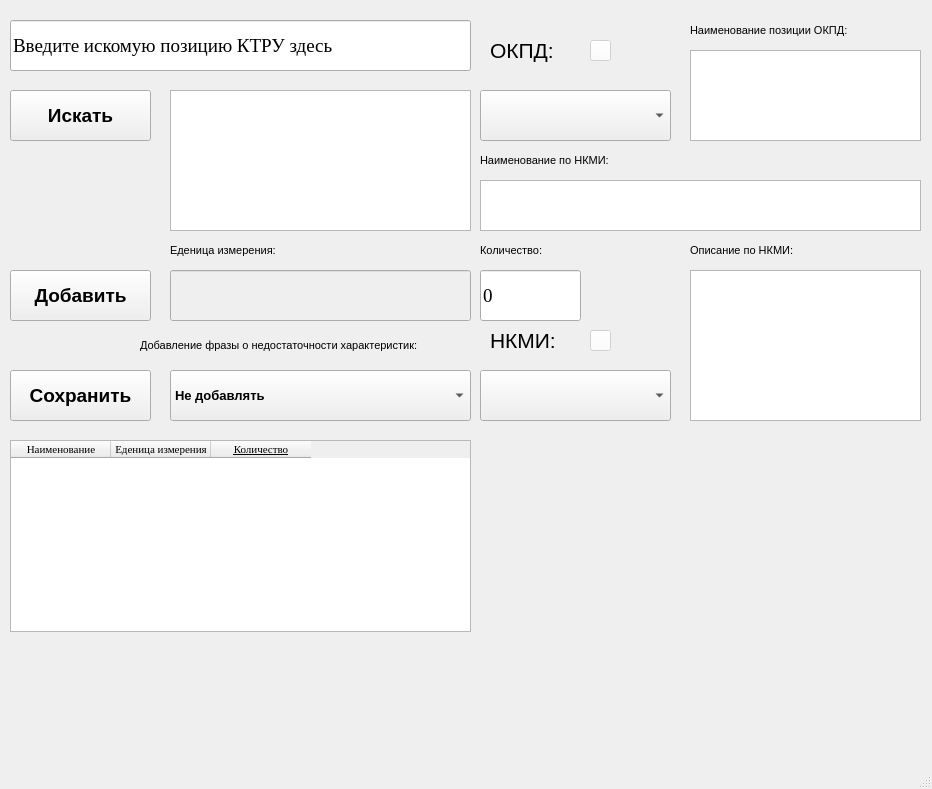
Old version of the form inface.ui in the repository Vofanchik/KTRUautoField.
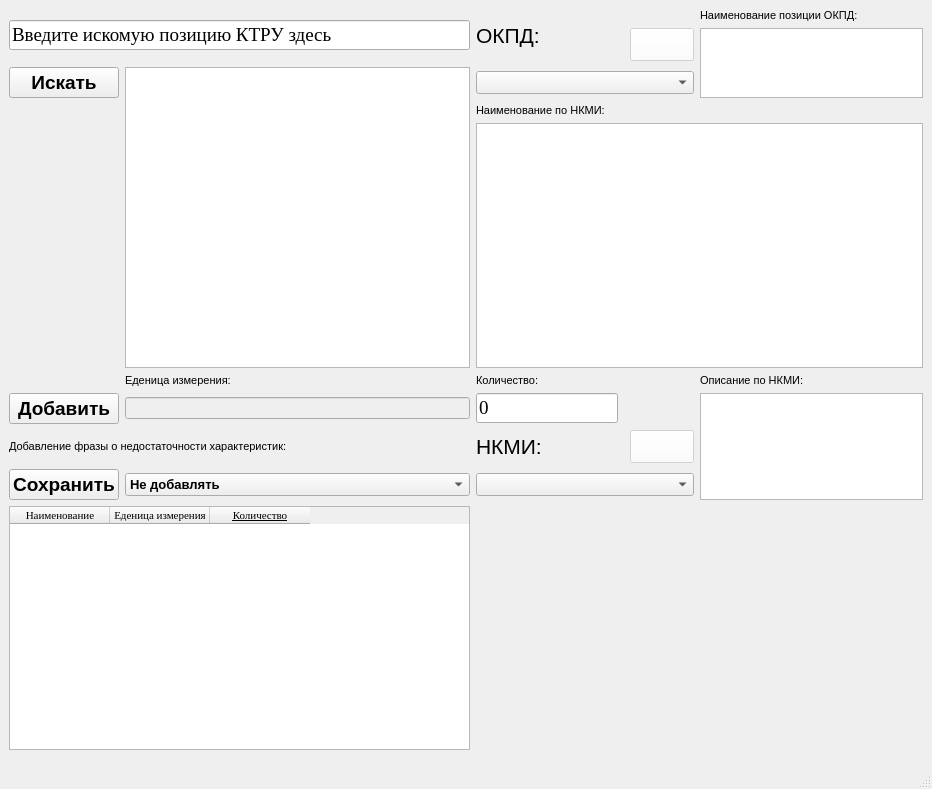
New version of the form.

Diff of the .ui file:
```diff
--- a/inface.ui
+++ b/inface.ui
@@ -20,59 +20,80 @@
    <string>Создать ТЗ на Медицинское изделие</string>
   </property>
   <widget class="QWidget" name="centralwidget">
-   <widget class="QLineEdit" name="lineEdit">
-    <property name="geometry">
-     <rect>
-      <x>10</x>
-      <y>20</y>
+   <layout class="QGridLayout" name="gridLayout">
+    <item row="1" column="5" rowspan="2">
+     <widget class="QTextEdit" name="textEdit">
+      <property name="font">
+       <font>
+        <pointsize>8</pointsize>
+        <underline>false</underline>
+       </font>
+      </property>
+      <property name="readOnly">
+       <bool>true</bool>
+      </property>
+     </widget>
+    </item>
+    <item row="9" column="0" colspan="2">
+     <widget class="QTableWidget" name="tableWidget">
+      <property name="minimumSize">
+       <size>
       <width>461</width>
-      <height>51</height>
-     </rect>
-    </property>
+        <height>0</height>
+       </size>
+      </property>
+      <column>
+       <property name="text">
+        <string>Наименование</string>
+       </property>
     <property name="font">
      <font>
       <family>Times New Roman</family>
-      <pointsize>14</pointsize>
+         <pointsize>8</pointsize>
       <underline>false</underline>
      </font>
     </property>
+      </column>
+      <column>
     <property name="text">
-     <string>Введите искомую позицию КТРУ здесь</string>
-    </property>
-    <property name="echoMode">
-     <enum>QLineEdit::Normal</enum>
-    </property>
-   </widget>
-   <widget class="QPushButton" name="pushButton">
-    <property name="geometry">
-     <rect>
-      <x>10</x>
-      <y>90</y>
-      <width>141</width>
-      <height>51</height>
-     </rect>
+        <string>Еденица измерения</string>
+       </property>
+       <property name="font">
+        <font>
+         <family>Times New Roman</family>
+         <pointsize>8</pointsize>
+         <underline>false</underline>
+        </font>
+       </property>
+      </column>
+      <column>
+       <property name="text">
+        <string>Количество</string>
     </property>
     <property name="font">
      <font>
-      <pointsize>14</pointsize>
-      <weight>75</weight>
-      <bold>true</bold>
+         <family>Times New Roman</family>
+         <pointsize>8</pointsize>
+        </font>
+       </property>
+      </column>
+     </widget>
+    </item>
+    <item row="4" column="2" colspan="4">
+     <widget class="QTextEdit" name="textEdit_3">
+      <property name="font">
+       <font>
+        <pointsize>8</pointsize>
       <underline>false</underline>
      </font>
     </property>
-    <property name="text">
-     <string>Искать</string>
-    </property>
-   </widget>
+      <property name="readOnly">
+       <bool>true</bool>
+      </property>
+     </widget>
+    </item>
+    <item row="6" column="0">
    <widget class="QPushButton" name="pushButton_2">
-    <property name="geometry">
-     <rect>
-      <x>10</x>
-      <y>270</y>
-      <width>141</width>
-      <height>51</height>
-     </rect>
-    </property>
     <property name="font">
      <font>
       <pointsize>14</pointsize>
@@ -85,39 +106,12 @@
      <string>Добавить</string>
     </property>
    </widget>
-   <widget class="QPushButton" name="pushButton_3">
-    <property name="geometry">
-     <rect>
-      <x>10</x>
-      <y>370</y>
-      <width>141</width>
-      <height>51</height>
-     </rect>
-    </property>
-    <property name="font">
-     <font>
-      <pointsize>14</pointsize>
-      <weight>75</weight>
-      <bold>true</bold>
-      <underline>false</underline>
-     </font>
-    </property>
-    <property name="text">
-     <string>Сохранить</string>
-    </property>
-   </widget>
+    </item>
+    <item row="6" column="1">
    <widget class="QLineEdit" name="lineEdit_3">
     <property name="enabled">
      <bool>false</bool>
     </property>
-    <property name="geometry">
-     <rect>
-      <x>170</x>
-      <y>270</y>
-      <width>301</width>
-      <height>51</height>
-     </rect>
-    </property>
     <property name="font">
      <font>
       <pointsize>8</pointsize>
@@ -127,15 +121,9 @@
      </font>
     </property>
    </widget>
+    </item>
+    <item row="6" column="2">
    <widget class="QLineEdit" name="lineEdit_4">
-    <property name="geometry">
-     <rect>
-      <x>480</x>
-      <y>270</y>
-      <width>101</width>
-      <height>51</height>
-     </rect>
-    </property>
     <property name="font">
      <font>
       <family>Times New Roman</family>
@@ -150,48 +138,35 @@
      <enum>QLineEdit::Normal</enum>
     </property>
    </widget>
-   <widget class="QComboBox" name="comboBox">
-    <property name="geometry">
-     <rect>
-      <x>170</x>
-      <y>370</y>
-      <width>301</width>
-      <height>51</height>
-     </rect>
-    </property>
+    </item>
+    <item row="2" column="1" rowspan="3">
+     <widget class="QTextEdit" name="textEdit_4">
     <property name="font">
      <font>
-      <pointsize>10</pointsize>
-      <weight>75</weight>
-      <bold>true</bold>
+        <pointsize>8</pointsize>
       <underline>false</underline>
      </font>
     </property>
-    <item>
-     <property name="text">
-      <string>Не добавлять</string>
-     </property>
+      <property name="readOnly">
+       <bool>true</bool>
+      </property>
+     </widget>
     </item>
-    <item>
-     <property name="text">
-      <string>Нет характеристик</string>
-     </property>
-    </item>
-    <item>
+    <item row="3" column="2" colspan="4">
+     <widget class="QLabel" name="label_6">
+      <property name="font">
+       <font>
+        <pointsize>8</pointsize>
+        <underline>false</underline>
+       </font>
+      </property>
      <property name="text">
-      <string>Недостатосно характеристик</string>
-     </property>
-    </item>
-   </widget>
+       <string>Наименование по НКМИ:</string>
+      </property>
+     </widget>
+    </item>
+    <item row="2" column="2" colspan="3">
    <widget class="QComboBox" name="comboBox_2">
-    <property name="geometry">
-     <rect>
-      <x>480</x>
-      <y>90</y>
-      <width>191</width>
-      <height>51</height>
-     </rect>
-    </property>
     <property name="font">
      <font>
       <pointsize>10</pointsize>
@@ -201,52 +176,22 @@
      </font>
     </property>
    </widget>
-   <widget class="QComboBox" name="comboBox_3">
-    <property name="geometry">
-     <rect>
-      <x>480</x>
-      <y>370</y>
-      <width>191</width>
-      <height>51</height>
-     </rect>
-    </property>
+    </item>
+    <item row="6" column="5" rowspan="3">
+     <widget class="QTextEdit" name="textEdit_2">
     <property name="font">
      <font>
-      <pointsize>10</pointsize>
-      <weight>75</weight>
-      <bold>true</bold>
+        <pointsize>8</pointsize>
       <underline>false</underline>
      </font>
     </property>
-   </widget>
-   <widget class="QLabel" name="label">
-    <property name="geometry">
-     <rect>
-      <x>490</x>
-      <y>30</y>
-      <width>81</width>
-      <height>41</height>
-     </rect>
-    </property>
-    <property name="font">
-     <font>
-      <pointsize>16</pointsize>
-      <underline>false</underline>
-     </font>
-    </property>
-    <property name="text">
-     <string>ОКПД:</string>
-    </property>
-   </widget>
+      <property name="readOnly">
+       <bool>true</bool>
+      </property>
+     </widget>
+    </item>
+    <item row="7" column="2">
    <widget class="QLabel" name="label_2">
-    <property name="geometry">
-     <rect>
-      <x>490</x>
-      <y>320</y>
-      <width>81</width>
-      <height>41</height>
-     </rect>
-    </property>
     <property name="font">
      <font>
       <pointsize>16</pointsize>
@@ -257,53 +202,37 @@
      <string>НКМИ:</string>
     </property>
    </widget>
-   <widget class="QTextEdit" name="textEdit">
-    <property name="geometry">
-     <rect>
-      <x>690</x>
-      <y>50</y>
-      <width>231</width>
-      <height>91</height>
-     </rect>
-    </property>
+    </item>
+    <item row="5" column="5">
+     <widget class="QLabel" name="label_7">
     <property name="font">
      <font>
       <pointsize>8</pointsize>
       <underline>false</underline>
      </font>
     </property>
-    <property name="readOnly">
-     <bool>true</bool>
-    </property>
-   </widget>
-   <widget class="QTextEdit" name="textEdit_2">
-    <property name="geometry">
-     <rect>
-      <x>690</x>
-      <y>270</y>
-      <width>231</width>
-      <height>151</height>
-     </rect>
-    </property>
+      <property name="text">
+       <string>Описание по НКМИ:</string>
+      </property>
+     </widget>
+    </item>
+    <item row="8" column="0">
+     <widget class="QPushButton" name="pushButton_3">
     <property name="font">
      <font>
-      <pointsize>8</pointsize>
+        <pointsize>14</pointsize>
+        <weight>75</weight>
+        <bold>true</bold>
       <underline>false</underline>
      </font>
     </property>
-    <property name="readOnly">
-     <bool>true</bool>
-    </property>
-   </widget>
+      <property name="text">
+       <string>Сохранить</string>
+      </property>
+     </widget>
+    </item>
+    <item row="7" column="0" colspan="2">
    <widget class="QLabel" name="label_3">
-    <property name="geometry">
-     <rect>
-      <x>140</x>
-      <y>330</y>
-      <width>331</width>
-      <height>31</height>
-     </rect>
-    </property>
     <property name="font">
      <font>
       <pointsize>8</pointsize>
@@ -314,34 +243,22 @@
      <string>Добавление фразы о недостаточности характеристик:</string>
     </property>
    </widget>
-   <widget class="QTextEdit" name="textEdit_3">
-    <property name="geometry">
-     <rect>
-      <x>480</x>
-      <y>180</y>
-      <width>441</width>
-      <height>51</height>
-     </rect>
-    </property>
+    </item>
+    <item row="0" column="5">
+     <widget class="QLabel" name="label_8">
     <property name="font">
      <font>
       <pointsize>8</pointsize>
       <underline>false</underline>
      </font>
     </property>
-    <property name="readOnly">
-     <bool>true</bool>
-    </property>
-   </widget>
+      <property name="text">
+       <string>Наименование позиции ОКПД:</string>
+      </property>
+     </widget>
+    </item>
+    <item row="5" column="1">
    <widget class="QLabel" name="label_4">
-    <property name="geometry">
-     <rect>
-      <x>170</x>
-      <y>240</y>
-      <width>301</width>
-      <height>20</height>
-     </rect>
-    </property>
     <property name="font">
      <font>
       <pointsize>8</pointsize>
@@ -352,15 +269,51 @@
      <string>Еденица измерения:</string>
     </property>
    </widget>
+    </item>
+    <item row="0" column="2" rowspan="2">
+     <widget class="QLabel" name="label">
+      <property name="font">
+       <font>
+        <pointsize>16</pointsize>
+        <underline>false</underline>
+       </font>
+      </property>
+      <property name="text">
+       <string>ОКПД:</string>
+      </property>
+     </widget>
+    </item>
+    <item row="0" column="0" rowspan="2" colspan="2">
+     <widget class="QLineEdit" name="lineEdit">
+      <property name="font">
+       <font>
+        <family>Times New Roman</family>
+        <pointsize>14</pointsize>
+        <underline>false</underline>
+       </font>
+      </property>
+      <property name="text">
+       <string>Введите искомую позицию КТРУ здесь</string>
+      </property>
+      <property name="echoMode">
+       <enum>QLineEdit::Normal</enum>
+      </property>
+     </widget>
+    </item>
+    <item row="8" column="2" colspan="3">
+     <widget class="QComboBox" name="comboBox_3">
+      <property name="font">
+       <font>
+        <pointsize>10</pointsize>
+        <weight>75</weight>
+        <bold>true</bold>
+        <underline>false</underline>
+       </font>
+      </property>
+     </widget>
+    </item>
+    <item row="5" column="2" colspan="3">
    <widget class="QLabel" name="label_5">
-    <property name="geometry">
-     <rect>
-      <x>480</x>
-      <y>240</y>
-      <width>191</width>
-      <height>20</height>
-     </rect>
-    </property>
     <property name="font">
      <font>
       <pointsize>8</pointsize>
@@ -371,164 +324,67 @@
      <string>Количество:</string>
     </property>
    </widget>
-   <widget class="QLabel" name="label_6">
-    <property name="geometry">
-     <rect>
-      <x>480</x>
-      <y>150</y>
-      <width>441</width>
-      <height>20</height>
-     </rect>
-    </property>
-    <property name="font">
-     <font>
-      <pointsize>8</pointsize>
-      <underline>false</underline>
-     </font>
-    </property>
-    <property name="text">
-     <string>Наименование по НКМИ:</string>
-    </property>
-   </widget>
-   <widget class="QLabel" name="label_7">
-    <property name="geometry">
-     <rect>
-      <x>690</x>
-      <y>240</y>
-      <width>191</width>
-      <height>20</height>
-     </rect>
-    </property>
-    <property name="font">
-     <font>
-      <pointsize>8</pointsize>
-      <underline>false</underline>
-     </font>
-    </property>
-    <property name="text">
-     <string>Описание по НКМИ:</string>
-    </property>
-   </widget>
-   <widget class="QLabel" name="label_8">
-    <property name="geometry">
-     <rect>
-      <x>690</x>
-      <y>20</y>
-      <width>191</width>
-      <height>20</height>
-     </rect>
-    </property>
-    <property name="font">
-     <font>
-      <pointsize>8</pointsize>
-      <underline>false</underline>
-     </font>
-    </property>
-    <property name="text">
-     <string>Наименование позиции ОКПД:</string>
-    </property>
-   </widget>
-   <widget class="QTextEdit" name="textEdit_4">
-    <property name="geometry">
-     <rect>
-      <x>170</x>
-      <y>90</y>
-      <width>301</width>
-      <height>141</height>
-     </rect>
-    </property>
-    <property name="font">
-     <font>
-      <pointsize>8</pointsize>
-      <underline>false</underline>
-     </font>
-    </property>
-    <property name="readOnly">
-     <bool>true</bool>
-    </property>
-   </widget>
-   <widget class="QTableWidget" name="tableWidget">
-    <property name="geometry">
-     <rect>
-      <x>10</x>
-      <y>440</y>
-      <width>461</width>
-      <height>192</height>
-     </rect>
-    </property>
-    <property name="minimumSize">
-     <size>
-      <width>461</width>
-      <height>0</height>
-     </size>
-    </property>
-    <column>
-     <property name="text">
-      <string>Наименование</string>
-     </property>
-     <property name="font">
-      <font>
-       <family>Times New Roman</family>
-       <pointsize>8</pointsize>
-       <underline>false</underline>
-      </font>
-     </property>
-    </column>
-    <column>
-     <property name="text">
-      <string>Еденица измерения</string>
-     </property>
-     <property name="font">
-      <font>
-       <family>Times New Roman</family>
-       <pointsize>8</pointsize>
-       <underline>false</underline>
-      </font>
-     </property>
-    </column>
-    <column>
-     <property name="text">
-      <string>Количество</string>
-     </property>
-     <property name="font">
-      <font>
-       <family>Times New Roman</family>
-       <pointsize>8</pointsize>
-      </font>
-     </property>
-    </column>
-   </widget>
-   <widget class="QPushButton" name="pushButton_4">
-    <property name="enabled">
-     <bool>false</bool>
-    </property>
-    <property name="geometry">
-     <rect>
-      <x>590</x>
-      <y>40</y>
-      <width>21</width>
-      <height>21</height>
-     </rect>
-    </property>
-    <property name="styleSheet">
-     <string notr="true">background: rgb(255,255,255);</string>
-    </property>
-    <property name="text">
-     <string/>
-    </property>
-   </widget>
+    </item>
+    <item row="7" column="4">
    <widget class="QPushButton" name="pushButton_5">
     <property name="enabled">
      <bool>false</bool>
     </property>
-    <property name="geometry">
-     <rect>
-      <x>590</x>
-      <y>330</y>
-      <width>21</width>
-      <height>21</height>
-     </rect>
-    </property>
+      <property name="styleSheet">
+       <string notr="true">background: rgb(255,255,255);</string>
+      </property>
+      <property name="text">
+       <string/>
+      </property>
+     </widget>
+    </item>
+    <item row="8" column="1">
+     <widget class="QComboBox" name="comboBox">
+      <property name="font">
+       <font>
+        <pointsize>10</pointsize>
+        <weight>75</weight>
+        <bold>true</bold>
+        <underline>false</underline>
+       </font>
+      </property>
+      <item>
+       <property name="text">
+        <string>Не добавлять</string>
+       </property>
+      </item>
+      <item>
+       <property name="text">
+        <string>Нет характеристик</string>
+       </property>
+      </item>
+      <item>
+       <property name="text">
+        <string>Недостатосно характеристик</string>
+       </property>
+      </item>
+     </widget>
+    </item>
+    <item row="2" column="0">
+     <widget class="QPushButton" name="pushButton">
+      <property name="font">
+       <font>
+        <pointsize>14</pointsize>
+        <weight>75</weight>
+        <bold>true</bold>
+        <underline>false</underline>
+       </font>
+      </property>
+      <property name="text">
+       <string>Искать</string>
+      </property>
+     </widget>
+    </item>
+    <item row="1" column="4">
+     <widget class="QPushButton" name="pushButton_4">
+      <property name="enabled">
+       <bool>false</bool>
+      </property>
     <property name="styleSheet">
      <string notr="true">background: rgb(255,255,255);</string>
     </property>
@@ -536,6 +392,8 @@
      <string/>
     </property>
    </widget>
+    </item>
+   </layout>
   </widget>
   <widget class="QStatusBar" name="statusbar"/>
  </widget>
```
Lines whose indentation alone changed are shown as unchanged.
